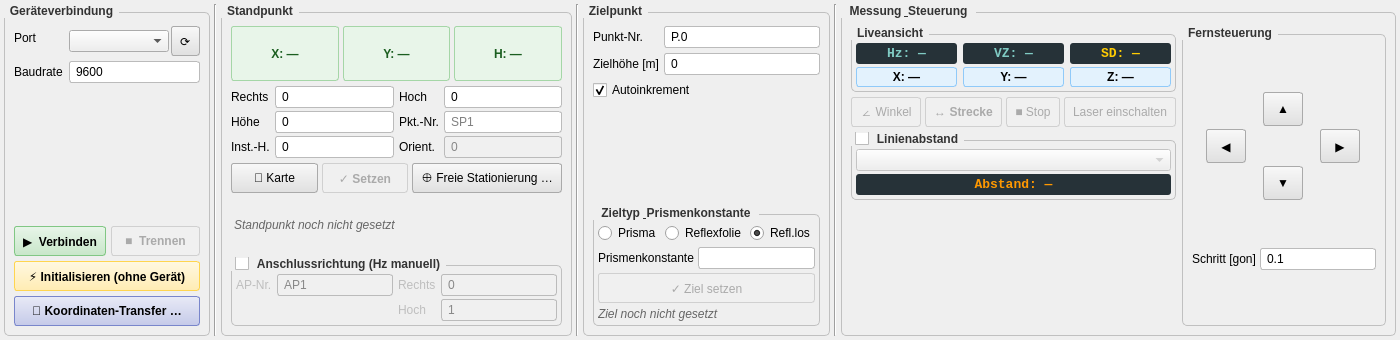
geopackix/qgis_sokkia, file q_sokkia_plugin_dockwidget_base.ui: the form before one commit.
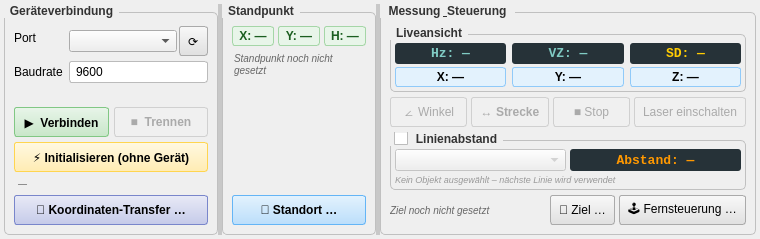
The form after the commit. Custom widgets are drawn as their Qt base class.

Commit message: added coordinate selection. and rubberband

Patch:
```diff
--- a/q_sokkia_plugin_dockwidget_base.ui
+++ b/q_sokkia_plugin_dockwidget_base.ui
@@ -6,13 +6,13 @@
    <rect>
     <x>0</x>
     <y>0</y>
-    <width>1400</width>
-    <height>340</height>
+    <width>760</width>
+    <height>220</height>
    </rect>
   </property>
   <property name="minimumSize">
    <size>
-    <width>900</width>
+    <width>500</width>
     <height>0</height>
    </size>
   </property>
@@ -21,7 +21,7 @@
   </property>
   <widget class="QWidget" name="dockWidgetContents">
    <property name="styleSheet">
-    <string notr="true">QGroupBox{font-weight:bold;border:1px solid #c0c0c0;border-radius:5px;margin-top:8px;padding-top:4px;}QGroupBox::title{subcontrol-origin:margin;subcontrol-position:top left;padding:0 4px;color:#333;}QLineEdit{border:1px solid #bbb;border-radius:3px;padding:2px 4px;background:white;}QLineEdit:disabled{background:#f0f0f0;color:#888;}QPushButton{border:1px solid #aaa;border-radius:3px;padding:3px 8px;background:qlineargradient(x1:0,y1:0,x2:0,y2:1,stop:0 #f8f8f8,stop:1 #e0e0e0);min-height:22px;}QPushButton:hover{background:qlineargradient(x1:0,y1:0,x2:0,y2:1,stop:0 #e8f0fe,stop:1 #c8d8f8);border-color:#6699cc;}QPushButton:pressed{background:#c0c8d8;}QPushButton:disabled{color:#aaa;background:#f0f0f0;border-color:#d0d0d0;}</string>
+    <string notr="true">QGroupBox{font-weight:bold;border:1px solid #c0c0c0;border-radius:5px;margin-top:8px;padding-top:4px;}QGroupBox::title{subcontrol-origin:margin;subcontrol-position:top left;padding:0 4px;color:#333;}QLineEdit{border:1px solid #bbb;border-radius:3px;padding:2px 4px;background:white;}QLineEdit:disabled{background:#f0f0f0;color:#888;}QPushButton{border:1px solid #aaa;border-radius:3px;padding:3px 8px;background:qlineargradient(x1:0,y1:0,x2:0,y2:1,stop:0 #f8f8f8,stop:1 #e0e0e0);min-height:22px;}QPushButton:hover{background:qlineargradient(x1:0,y1:0,x2:0,y2:1,stop:0 #e8f0fe,stop:1 #c8d8f8);border-color:#6699cc;}QPushButton:pressed{background:#c0c8d8;}QPushButton:disabled{color:#aaa;background:#f0f0f0;border-color:#d0d0d0;}QSplitter::handle{background:#c8c8c8;}QSplitter::handle:horizontal{width:5px;}QSplitter::handle:hover{background:#6699cc;}</string>
    </property>
    <layout class="QHBoxLayout" name="mainHBox">
     <property name="spacing"><number>4</number></property>
@@ -32,6 +32,15 @@
 
     <!-- PANEL 1: Geräteverbindung -->
     <item>
+     <widget class="QSplitter" name="splitter">
+      <property name="orientation">
+       <enum>Qt::Horizontal</enum>
+      </property>
+      <property name="childrenCollapsible">
+       <bool>false</bool>
+      </property>
+
+      <!-- PANEL 1: Ger&#xE4;teverbindung -->
      <widget class="QGroupBox" name="groupBox">
       <property name="title"><string>Geräteverbindung</string></property>
       <property name="minimumWidth"><number>185</number></property>
@@ -105,6 +114,13 @@
          <property name="styleSheet"><string notr="true">QPushButton{background:qlineargradient(x1:0,y1:0,x2:0,y2:1,stop:0 #fff8e1,stop:1 #ffecb3);border-color:#ffd54f;font-weight:bold;}</string></property>
         </widget>
        </item>
+        <item>
+         <widget class="QLabel" name="lbl_device_info">
+          <property name="text"><string>&#x2014;</string></property>
+          <property name="wordWrap"><bool>true</bool></property>
+          <property name="styleSheet"><string notr="true">color:#555;font-size:9px;padding:1px 2px;font-style:italic;</string></property>
+         </widget>
+        </item>
        <item>
         <widget class="QPushButton" name="btn_transfer">
          <property name="text"><string>📡 Koordinaten-Transfer …</string></property>
@@ -114,17 +130,8 @@
        </item>
       </layout>
      </widget>
-    </item>
 
-    <item>
-     <widget class="QFrame" name="sep1">
-      <property name="frameShape"><enum>QFrame::VLine</enum></property>
-      <property name="frameShadow"><enum>QFrame::Sunken</enum></property>
-     </widget>
-    </item>
-
-    <!-- PANEL 2: Standpunkt -->
-    <item>
+      <!-- PANEL 2: Standpunkt (kompakt) -->
      <widget class="QGroupBox" name="groupBox_2">
       <property name="title"><string>Standpunkt</string></property>
       <property name="minimumWidth"><number>310</number></property>
@@ -158,202 +165,37 @@
          </item>
         </layout>
        </item>
-
-       <item>
-        <layout class="QGridLayout" name="grid_sp">
-         <property name="horizontalSpacing"><number>5</number></property>
-         <property name="verticalSpacing"><number>3</number></property>
-         <item row="0" column="0"><widget class="QLabel" name="label_8"><property name="text"><string>Rechts</string></property></widget></item>
-         <item row="0" column="1"><widget class="QLineEdit" name="input_sp_x"><property name="text"><string>0</string></property></widget></item>
-         <item row="0" column="2"><widget class="QLabel" name="lbl_x1"><property name="text"><string>Hoch</string></property></widget></item>
-         <item row="0" column="3"><widget class="QLineEdit" name="input_sp_y"><property name="text"><string>0</string></property></widget></item>
-         <item row="1" column="0"><widget class="QLabel" name="label_9"><property name="text"><string>Höhe</string></property></widget></item>
-         <item row="1" column="1"><widget class="QLineEdit" name="input_sp_z"><property name="text"><string>0</string></property></widget></item>
-         <item row="1" column="2"><widget class="QLabel" name="label_3"><property name="text"><string>Pkt.-Nr.</string></property></widget></item>
-         <item row="1" column="3"><widget class="QLineEdit" name="input_standpoint"><property name="placeholderText"><string>SP1</string></property></widget></item>
-         <item row="2" column="0"><widget class="QLabel" name="label_4"><property name="text"><string>Inst.-H.</string></property></widget></item>
-         <item row="2" column="1"><widget class="QLineEdit" name="input_ih"><property name="text"><string>0</string></property></widget></item>
-         <item row="2" column="2"><widget class="QLabel" name="label_11"><property name="text"><string>Orient.</string></property></widget></item>
-         <item row="2" column="3">
-          <widget class="QLineEdit" name="input_orientation">
-           <property name="enabled"><bool>false</bool></property>
-           <property name="text"><string>0</string></property>
-          </widget>
-         </item>
-        </layout>
-       </item>
-
-       <item>
-        <layout class="QHBoxLayout" name="hl_sp_btns">
-         <property name="spacing"><number>4</number></property>
-         <item>
-          <widget class="QPushButton" name="btn_select_sp">
-           <property name="text"><string>📍 Karte</string></property>
-           <property name="toolTip"><string>Koordinaten per Klick in der Karte übernehmen</string></property>
-          </widget>
-         </item>
-         <item>
-          <widget class="QPushButton" name="btn_setSp">
-           <property name="enabled"><bool>false</bool></property>
-           <property name="text"><string>✓ Setzen</string></property>
-           <property name="toolTip"><string>Standpunkt mit eingegebenen Werten setzen und Orientierung berechnen</string></property>
-           <property name="styleSheet"><string notr="true">QPushButton:enabled{background:qlineargradient(x1:0,y1:0,x2:0,y2:1,stop:0 #e3f2fd,stop:1 #bbdefb);border-color:#64b5f6;font-weight:bold;}</string></property>
-          </widget>
-         </item>
-         <item>
-          <widget class="QPushButton" name="btn_resection">
-           <property name="text"><string>⊕ Freie Stationierung …</string></property>
-           <property name="toolTip"><string>Standpunkt aus Messungen zu bekannten Anschlusspunkten berechnen (Rückwärtsschnitt)</string></property>
-          </widget>
-         </item>
-        </layout>
-       </item>
-
        <item>
         <widget class="QLabel" name="lbl_sp">
          <property name="text"><string>Standpunkt noch nicht gesetzt</string></property>
          <property name="wordWrap"><bool>true</bool></property>
-         <property name="styleSheet"><string notr="true">color:#666;font-style:italic;padding:1px 0;</string></property>
-        </widget>
-       </item>
-
+          <property name="styleSheet"><string notr="true">color:#666;font-style:italic;padding:1px 0;font-size:10px;</string></property>
+         </widget>
+        </item>
        <item>
-        <widget class="QGroupBox" name="groupBox_8">
-         <property name="title"><string>Anschlussrichtung (Hz manuell)</string></property>
-         <property name="checkable"><bool>true</bool></property>
-         <property name="checked"><bool>false</bool></property>
-         <layout class="QGridLayout" name="grid_ap">
-          <property name="horizontalSpacing"><number>5</number></property>
-          <property name="verticalSpacing"><number>3</number></property>
-          <property name="leftMargin"><number>4</number></property>
-          <property name="topMargin"><number>4</number></property>
-          <property name="rightMargin"><number>4</number></property>
-          <property name="bottomMargin"><number>4</number></property>
-          <item row="0" column="0"><widget class="QLabel" name="label_14"><property name="text"><string>AP-Nr.</string></property></widget></item>
-          <item row="0" column="1"><widget class="QLineEdit" name="input_ap"><property name="text"><string>AP1</string></property></widget></item>
-          <item row="0" column="2"><widget class="QLabel" name="label_12"><property name="text"><string>Rechts</string></property></widget></item>
-          <item row="0" column="3"><widget class="QLineEdit" name="input_ap_x"><property name="text"><string>0</string></property></widget></item>
-          <item row="1" column="2"><widget class="QLabel" name="label_13"><property name="text"><string>Hoch</string></property></widget></item>
-          <item row="1" column="3"><widget class="QLineEdit" name="input_ap_y"><property name="text"><string>1</string></property></widget></item>
-         </layout>
-        </widget>
-       </item>
-
-      </layout>
-     </widget>
-    </item>
-
-    <item>
-     <widget class="QFrame" name="sep2">
-      <property name="frameShape"><enum>QFrame::VLine</enum></property>
-      <property name="frameShadow"><enum>QFrame::Sunken</enum></property>
-     </widget>
-    </item>
-
-    <!-- PANEL 3: Zielpunkt -->
-    <item>
-     <widget class="QGroupBox" name="groupBox_3">
-      <property name="title"><string>Zielpunkt</string></property>
-      <property name="minimumWidth"><number>200</number></property>
-      <property name="maximumWidth"><number>265</number></property>
-      <layout class="QVBoxLayout" name="vl_target">
-       <property name="spacing"><number>5</number></property>
-       <item>
-        <layout class="QFormLayout" name="form_target">
-         <item row="0" column="0"><widget class="QLabel" name="label_7"><property name="text"><string>Punkt-Nr.</string></property></widget></item>
-         <item row="0" column="1"><widget class="QLineEdit" name="input_targetid"><property name="text"><string>P.0</string></property></widget></item>
-         <item row="1" column="0"><widget class="QLabel" name="label_5"><property name="text"><string>Zielhöhe [m]</string></property></widget></item>
-         <item row="1" column="1"><widget class="QLineEdit" name="input_th"><property name="text"><string>0</string></property></widget></item>
-        </layout>
-       </item>
-       <item>
-        <widget class="QCheckBox" name="cb_autoincerement">
-         <property name="text"><string>Autoinkrement</string></property>
-         <property name="checked"><bool>true</bool></property>
-        </widget>
-       </item>
-       <item>
-        <spacer name="verticalSpacer_3">
+         <spacer>
          <property name="orientation"><enum>Qt::Vertical</enum></property>
          <property name="sizeHint" stdset="0"><size><width>0</width><height>4</height></size></property>
         </spacer>
        </item>
        <item>
-        <widget class="QGroupBox" name="groupBox_4">
-         <property name="title"><string>Zieltyp &amp; Prismenkonstante</string></property>
-         <layout class="QVBoxLayout" name="vl_targettype">
-          <property name="spacing"><number>4</number></property>
-          <property name="leftMargin"><number>4</number></property>
-          <property name="topMargin"><number>4</number></property>
-          <property name="rightMargin"><number>4</number></property>
-          <property name="bottomMargin"><number>4</number></property>
-          <item>
-           <layout class="QHBoxLayout" name="horizontalLayout_4">
-            <item>
-             <widget class="QRadioButton" name="radio_prism">
-              <property name="text"><string>Prisma</string></property>
-              <attribute name="buttonGroup"><string notr="true">buttonGroup</string></attribute>
-             </widget>
-            </item>
-            <item>
-             <widget class="QRadioButton" name="radio_reflex">
-              <property name="text"><string>Reflexfolie</string></property>
-              <attribute name="buttonGroup"><string notr="true">buttonGroup</string></attribute>
-             </widget>
-            </item>
-            <item>
-             <widget class="QRadioButton" name="radio_reflectorless">
-              <property name="text"><string>Refl.los</string></property>
-              <property name="checked"><bool>true</bool></property>
-              <attribute name="buttonGroup"><string notr="true">buttonGroup</string></attribute>
-             </widget>
-            </item>
-           </layout>
-          </item>
-          <item>
-           <layout class="QHBoxLayout" name="horizontalLayout_5">
-            <item><widget class="QLabel" name="label_6"><property name="text"><string>Prismenkonstante</string></property></widget></item>
-            <item><widget class="QLineEdit" name="input_prismConstant"><property name="maximumWidth"><number>60</number></property></widget></item>
-           </layout>
-          </item>
-          <item>
-           <widget class="QPushButton" name="btn_setTarget">
-            <property name="enabled"><bool>false</bool></property>
-            <property name="text"><string>✓ Ziel setzen</string></property>
-           </widget>
-          </item>
-          <item>
-           <widget class="QLabel" name="lbl_target">
-            <property name="text"><string>Ziel noch nicht gesetzt</string></property>
-            <property name="wordWrap"><bool>true</bool></property>
-            <property name="styleSheet"><string notr="true">color:#666;font-style:italic;</string></property>
-           </widget>
-          </item>
-         </layout>
-        </widget>
-       </item>
-      </layout>
-     </widget>
-    </item>
+         <widget class="QPushButton" name="btn_setSp">
+          <property name="text"><string>&#x1F4CD; Standort &#x2026;</string></property>
+          <property name="toolTip"><string>Standortdialog &#xF6;ffnen: bekannter Punkt, Anschlussrichtung oder Freie Stationierung</string></property>
+          <property name="styleSheet"><string notr="true">QPushButton{background:qlineargradient(x1:0,y1:0,x2:0,y2:1,stop:0 #e3f2fd,stop:1 #bbdefb);border-color:#64b5f6;font-weight:bold;}</string></property>
+         </widget>
+        </item>
+       </layout>
+      </widget>
 
-    <item>
-     <widget class="QFrame" name="sep3">
-      <property name="frameShape"><enum>QFrame::VLine</enum></property>
-      <property name="frameShadow"><enum>QFrame::Sunken</enum></property>
-     </widget>
-    </item>
-
-    <!-- PANEL 4: Messung & Steuerung -->
-    <item>
+      <!-- PANEL 3: Messung &amp; Steuerung (kompakt) -->
      <widget class="QGroupBox" name="groupBox_6">
       <property name="title"><string>Messung &amp; Steuerung</string></property>
-      <layout class="QHBoxLayout" name="hl_measure_main">
-       <property name="spacing"><number>6</number></property>
-
-       <item>
-        <layout class="QVBoxLayout" name="vl_measure_left">
+       <property name="minimumWidth"><number>300</number></property>
+       <layout class="QVBoxLayout" name="vl_measure_main">
          <property name="spacing"><number>5</number></property>
 
+        <!-- Liveansicht -->
          <item>
           <widget class="QGroupBox" name="groupBox_5">
            <property name="title"><string>Liveansicht</string></property>
@@ -419,6 +261,7 @@
           </widget>
          </item>
 
+        <!-- Messtasten -->
          <item>
           <layout class="QHBoxLayout" name="hl_measure_btns">
            <property name="spacing"><number>4</number></property>
@@ -455,6 +298,7 @@
           </layout>
          </item>
 
+        <!-- Linienabstand -->
          <item>
           <widget class="QGroupBox" name="groupBox_linedist">
            <property name="title"><string>Linienabstand</string></property>
@@ -467,6 +311,9 @@
             <property name="rightMargin"><number>4</number></property>
             <property name="bottomMargin"><number>4</number></property>
             <item>
+            <layout class="QHBoxLayout" name="hl_linedist">
+             <property name="spacing"><number>4</number></property>
+             <item>
              <widget class="QgsMapLayerComboBox" name="combo_line_layer">
               <property name="toolTip"><string>Linienlayer auswählen, zu dem der Abstand berechnet wird</string></property>
              </widget>
@@ -479,78 +326,54 @@
              </widget>
             </item>
            </layout>
+           </item>
+           <item>
+            <widget class="QLabel" name="lbl_line_selection">
+             <property name="text"><string>Kein Objekt ausgew&#xE4;hlt &#x2013; n&#xE4;chste Linie wird verwendet</string></property>
+             <property name="styleSheet"><string notr="true">color:#999;font-style:italic;font-size:9px;</string></property>
+            </widget>
+           </item>
+          </layout>
           </widget>
          </item>
 
+        <!-- Zeile: Zielstatus + Dialoge &#xF6;ffnen -->
+        <item>
+         <layout class="QHBoxLayout" name="hl_detail_btns">
+          <property name="spacing"><number>4</number></property>
+          <item>
+           <widget class="QLabel" name="lbl_target">
+            <property name="text"><string>Ziel noch nicht gesetzt</string></property>
+            <property name="wordWrap"><bool>false</bool></property>
+            <property name="styleSheet"><string notr="true">color:#666;font-style:italic;font-size:10px;</string></property>
+           </widget>
+          </item>
          <item>
           <spacer>
-           <property name="orientation"><enum>Qt::Vertical</enum></property>
-           <property name="sizeHint" stdset="0"><size><width>0</width><height>4</height></size></property>
-          </spacer>
-         </item>
-
-        </layout>
-       </item>
-
+            <property name="orientation"><enum>Qt::Horizontal</enum></property>
+            <property name="sizeHint" stdset="0"><size><width>10</width><height>0</height></size></property>
+           </spacer>
+          </item>
        <item>
-        <widget class="QGroupBox" name="groupBox_7">
-         <property name="title"><string>Fernsteuerung</string></property>
-         <property name="maximumWidth"><number>170</number></property>
-         <layout class="QVBoxLayout" name="vl_remote">
-          <property name="spacing"><number>4</number></property>
-          <item>
-           <layout class="QGridLayout" name="gridLayout_3">
-            <property name="horizontalSpacing"><number>3</number></property>
-            <property name="verticalSpacing"><number>3</number></property>
-            <item row="0" column="1">
-             <widget class="QPushButton" name="btn_control_up">
-              <property name="text"><string>▲</string></property>
-              <property name="minimumSize"><size><width>34</width><height>30</height></size></property>
-              <property name="maximumSize"><size><width>40</width><height>34</height></size></property>
-             </widget>
-            </item>
-            <item row="1" column="0">
-             <widget class="QPushButton" name="btn_control_left">
-              <property name="text"><string>◀</string></property>
-              <property name="minimumSize"><size><width>34</width><height>30</height></size></property>
-              <property name="maximumSize"><size><width>40</width><height>34</height></size></property>
-             </widget>
-            </item>
-            <item row="1" column="2">
-             <widget class="QPushButton" name="btn_control_right">
-              <property name="text"><string>▶</string></property>
-              <property name="minimumSize"><size><width>34</width><height>30</height></size></property>
-              <property name="maximumSize"><size><width>40</width><height>34</height></size></property>
-             </widget>
-            </item>
-            <item row="2" column="1">
-             <widget class="QPushButton" name="btn_control_down">
-              <property name="text"><string>▼</string></property>
-              <property name="minimumSize"><size><width>34</width><height>30</height></size></property>
-              <property name="maximumSize"><size><width>40</width><height>34</height></size></property>
-             </widget>
-            </item>
-           </layout>
-          </item>
+           <widget class="QPushButton" name="btn_open_zielpunkt">
+            <property name="text"><string>&#x1F3AF; Ziel &#x2026;</string></property>
+            <property name="toolTip"><string>Zielpunktdialog &#xF6;ffnen: Zieltyp, Zielh&#xF6;he, Prismenkonstante</string></property>
+           </widget>
+          </item>
           <item>
-           <layout class="QHBoxLayout" name="horizontalLayout_14">
-            <item><widget class="QLabel" name="label_10"><property name="text"><string>Schritt [gon]</string></property></widget></item>
-            <item>
-             <widget class="QLineEdit" name="input_control_step">
-              <property name="text"><string>0.1</string></property>
-              <property name="maximumWidth"><number>55</number></property>
+           <widget class="QPushButton" name="btn_open_fernsteuerung">
+            <property name="text"><string>&#x1F579; Fernsteuerung &#x2026;</string></property>
+            <property name="toolTip"><string>Fernsteuerungsdialog &#xF6;ffnen: Tachymeter drehen</string></property>
              </widget>
             </item>
            </layout>
           </item>
-         </layout>
-        </widget>
-       </item>
+
+       </layout>
+      </widget>
 
-      </layout>
      </widget>
     </item>
-
    </layout>
   </widget>
  </widget>
```
Left out of the diff: 62 changed lines with no effect on the pictures. Lines whose indentation alone changed are shown as unchanged. The commit also changes 28 other files.
